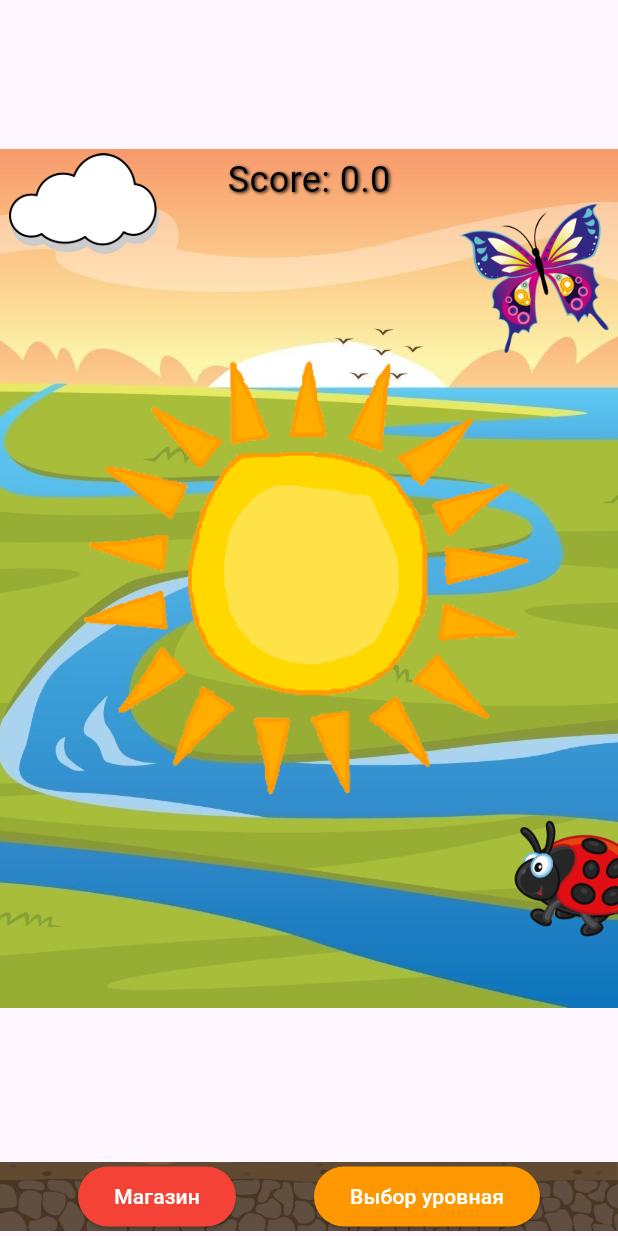
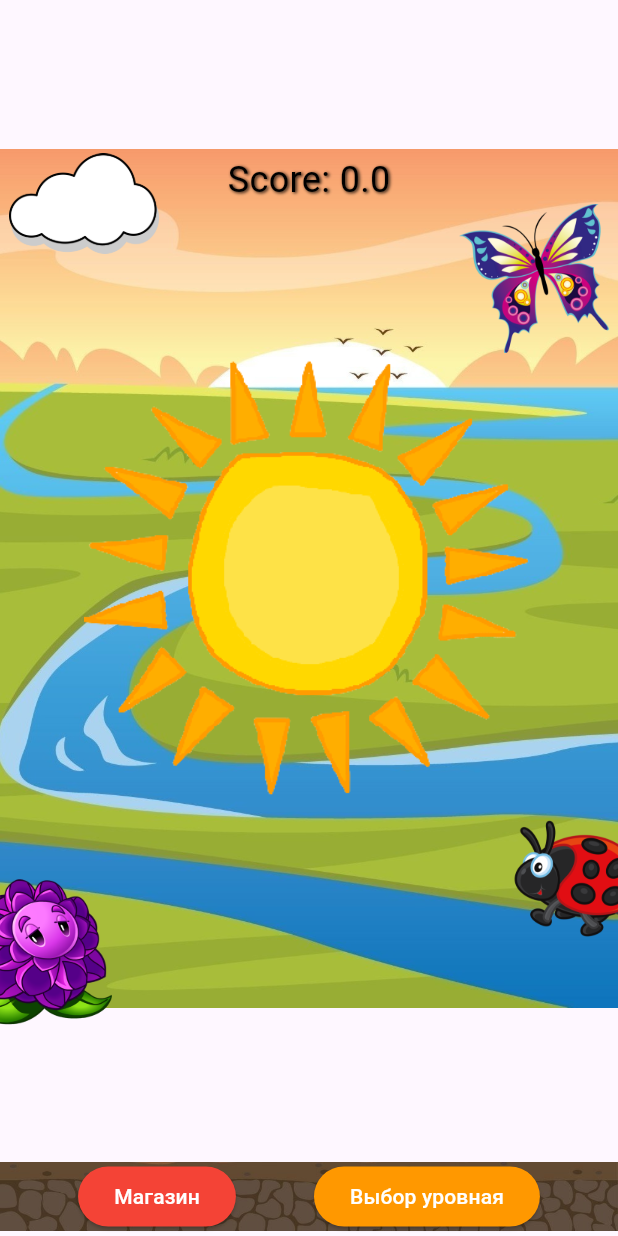
Before and after one commit to VirVoyt/SunShine, a Flutter app: the screen it shows after launch, on a phone screen of 412 x 824 dp. Run offline on Flutter 3.47's test engine with Material 3 defaults, Android fonts, the light colour scheme and no system bars.

Commit message:
improved functionality

```diff
--- a/lib/main.dart
+++ b/lib/main.dart
@@ -33,9 +33,11 @@
 
   double tapCount = 0;
   bool tapFlag = true;
+  double opacity = 0.5;
+  bool countFlag = true;
 
   //эти параметры будут устанавливать путем покупки чего-либо из магазина
-  bool petBuy1 = false;
+  bool petBuy1 = true;
   int petPower1 = 0;
   bool petBuy2 = true;
   int petPower2 = 0;
@@ -43,8 +45,9 @@
   int petPower3 = 0;
   bool petBuy4 = true;
   int petPower4 = 0;
-  int multiplier = 1;
+  int multiplier = 100;
   int power = 2;
+
   @override
   Widget build(BuildContext context) {
     return Column(
@@ -56,6 +59,7 @@
               setState(() {
                 tapFlag = false;
                 tapCount = tapCount + 1 * multiplier * power + petPower1 + petPower2 + petPower3 + petPower4;
+                opacity = opacity == 0.5 ? 0.0 : 0.5;
               });
             },
             onPointerUp: (P){
@@ -78,9 +82,17 @@
                 child: Stack(
                   children: [
                     Container(alignment: const Alignment(-1.8, 2.5), child: _pet(),),
+                    Container(alignment: const Alignment(-1.25, 1.3), child: _textCountForPet1(),),
+
                     Container(alignment: const Alignment(1.5, -2), child: _pet2(),),
+                    Container(alignment: const Alignment(1.05, -1.85), child: _textCountForPet2(),),
+
                     Container(alignment: const Alignment(-1.5, -2.5), child: _pet3(),),
+                    Container(alignment: const Alignment(-1.1, -2.1), child: _textCountForPet3(),),
+
                     Container(alignment: const Alignment(1.8, 2), child: _pet4(),),
+                    Container(alignment: const Alignment(1.3, 1.1), child: _textCountForPet4(),),
+
                     Container(child: _score()),
                   ],
                 )
@@ -106,7 +118,7 @@
                 onPressed: () {
 
                   setState(() {
-                   petBuy1 = true;
+
                   });
                 },
               )),
@@ -155,10 +167,12 @@
       );
     } else if(tapCount >= 1000 && tapCount < 1000000){
       double deatCount = tapCount/1000;
+      deatCount.toStringAsFixed(3);
+      String tt =  (deatCount).toStringAsFixed(2);
       return Align(
           alignment: const Alignment(0.0, -2),
           child: Text(
-              'Score: $deatCount''K',
+              'Score: $tt''K',
               textDirection: TextDirection.ltr, // текст слева направо
               style: const TextStyle(fontSize: 24,
                 color: Colors.black,
@@ -179,10 +193,11 @@
       );
     } else if(tapCount >= 1000000){
       double deatCount = tapCount/1000000;
+     String tt =  (deatCount).toStringAsFixed(2);
       return Align(
           alignment: const Alignment(0.0, -2),
           child: Text(
-              'Score: $deatCount''M',
+              'Score: $tt''M',
               textDirection: TextDirection.ltr, // текст слева направо
               style: const TextStyle(fontSize: 24,
                 color: Colors.black,
@@ -272,4 +287,37 @@
       return Container();
     }
   }
+
+  Widget _textCountForPet1(){
+    if(tapFlag == false){
+      return  Text("+$petPower1");
+    }else{
+      return Container();
+    }
+  }
+
+  Widget _textCountForPet2(){
+    if(tapFlag == false){
+      return  Text("+$petPower2");
+    }else{
+      return Container();
+    }
+  }
+
+  Widget _textCountForPet3(){
+    if(tapFlag == false){
+      return  Text("+$petPower3");
+    }else{
+      return Container();
+    }
+  }
+
+  Widget _textCountForPet4(){
+    if(tapFlag == false){
+      return Text("+$petPower4");
+    }else{
+      return Container();
+    }
+  }
+
 }
```
